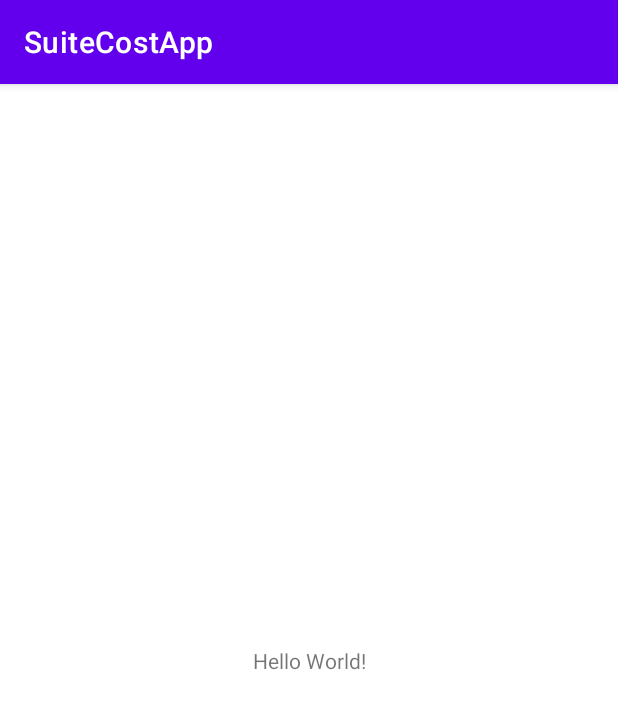
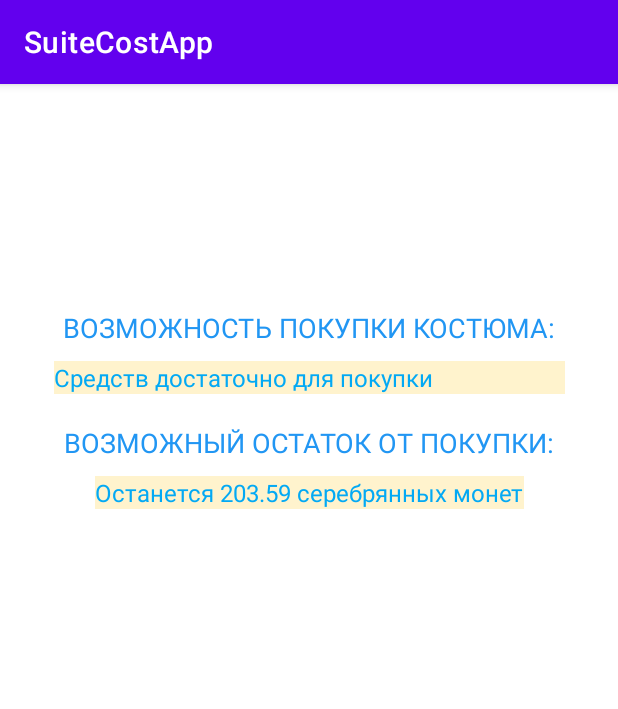
Before and after one commit to fresh-ops/SuiteCostApp, an Android app: the screen it shows after launch (MainActivity), on a phone screen of 412 x 824 dp. Shown: the top 709 px of the screen. Run offline under Robolectric (Android 15) with nearby library versions, the phone set to English and light mode, and no system bars.

Commit message:
added graphical interface

```diff
--- a/app/src/main/java/com/example/suitecostapp/MainActivity.java
+++ b/app/src/main/java/com/example/suitecostapp/MainActivity.java
@@ -27,7 +27,7 @@ public class MainActivity extends AppCompatActivity {
 
         if (findPossibility(BALANCE, cost)) {
             possibilityOutView.setText("Средств достаточно для покупки");
-            changeOutView.setText("Сдача - " + countChange(BALANCE, cost) + " серебрянных монет");
+            changeOutView.setText("Останется " + countChange(BALANCE, cost) + " серебрянных монет");
         }
         else {
             possibilityOutView.setText("Средств недостаточно для покупки");
--- a/app/src/main/res/layout/activity_main.xml
+++ b/app/src/main/res/layout/activity_main.xml
@@ -6,13 +6,59 @@
     android:layout_height="match_parent"
     tools:context=".MainActivity">
 
+
     <TextView
+        android:id="@+id/possibilityTitle"
         android:layout_width="wrap_content"
         android:layout_height="wrap_content"
-        android:text="Hello World!"
-        app:layout_constraintBottom_toBottomOf="parent"
+        android:layout_marginTop="150dp"
+        android:textSize="18sp"
+        android:text="Возможность покупки костюма:"
+        android:textAllCaps="true"
+        android:textColor="#2196F3"
         app:layout_constraintEnd_toEndOf="parent"
         app:layout_constraintStart_toStartOf="parent"
         app:layout_constraintTop_toTopOf="parent" />
 
+    <TextView
+        android:id="@+id/possibilityOut"
+        android:layout_width="wrap_content"
+        android:layout_height="wrap_content"
+        android:layout_marginTop="10dp"
+        android:textSize="16sp"
+        android:hint="Здесь будет вожможность покупки костюма"
+        android:textColor="#03A9F4"
+        android:textColorHint="#00BCD4"
+        android:background="#33FFC107"
+        app:layout_constraintEnd_toEndOf="parent"
+        app:layout_constraintStart_toStartOf="parent"
+        app:layout_constraintTop_toBottomOf="@+id/possibilityTitle" />
+
+    <TextView
+        android:id="@+id/changeTitle"
+        android:layout_width="wrap_content"
+        android:layout_height="wrap_content"
+        android:layout_marginTop="20dp"
+        android:textSize="18sp"
+        android:text="Возможный остаток от покупки:"
+        android:textAllCaps="true"
+        android:textColor="#2196F3"
+        app:layout_constraintEnd_toEndOf="parent"
+        app:layout_constraintStart_toStartOf="parent"
+        app:layout_constraintTop_toBottomOf="@+id/possibilityOut" />
+
+    <TextView
+        android:id="@+id/changeOut"
+        android:layout_width="wrap_content"
+        android:layout_height="wrap_content"
+        android:layout_marginTop="10dp"
+        android:textSize="16sp"
+        android:hint="Здесь будет сдача"
+        android:textColor="#03A9F4"
+        android:textColorHint="#00BCD4"
+        android:background="#33FFC107"
+        app:layout_constraintEnd_toEndOf="parent"
+        app:layout_constraintStart_toStartOf="parent"
+        app:layout_constraintTop_toBottomOf="@+id/changeTitle" />
+
 </androidx.constraintlayout.widget.ConstraintLayout>
```
